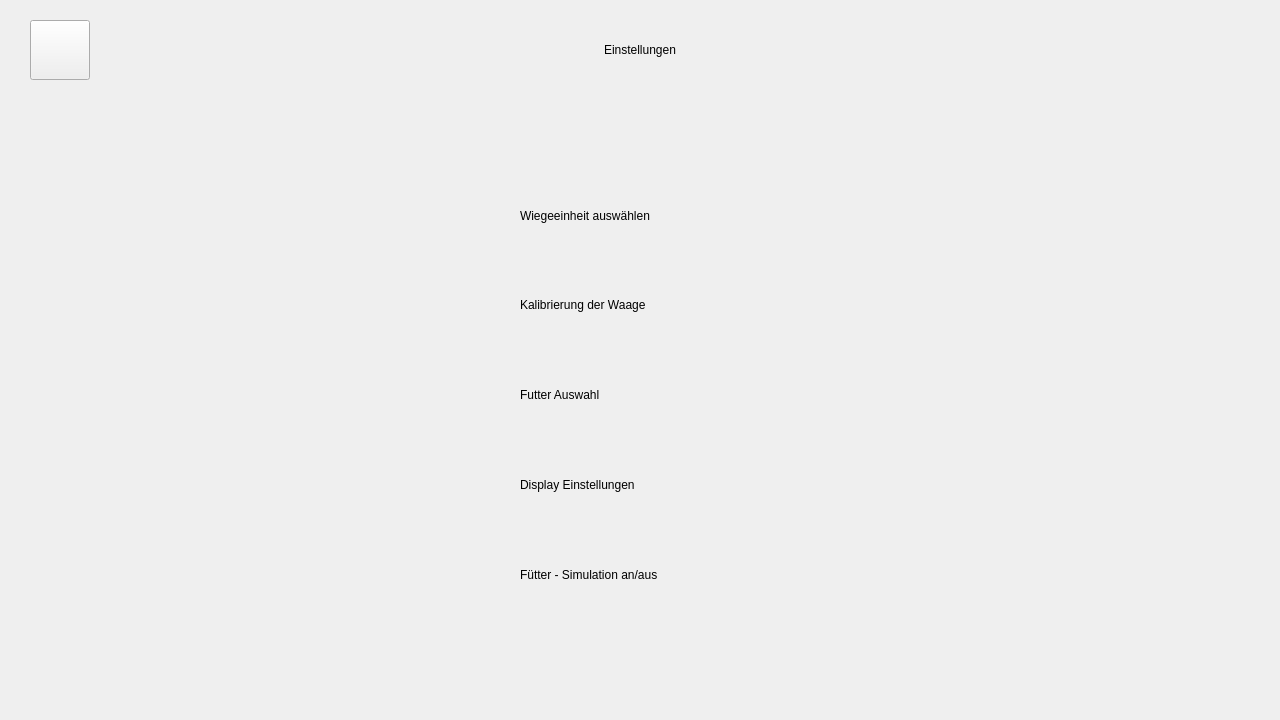
Above: views/einstellungen_seite.ui from DonKeWu/Futterkarre-1.2 before the change. Below: the same form after it.
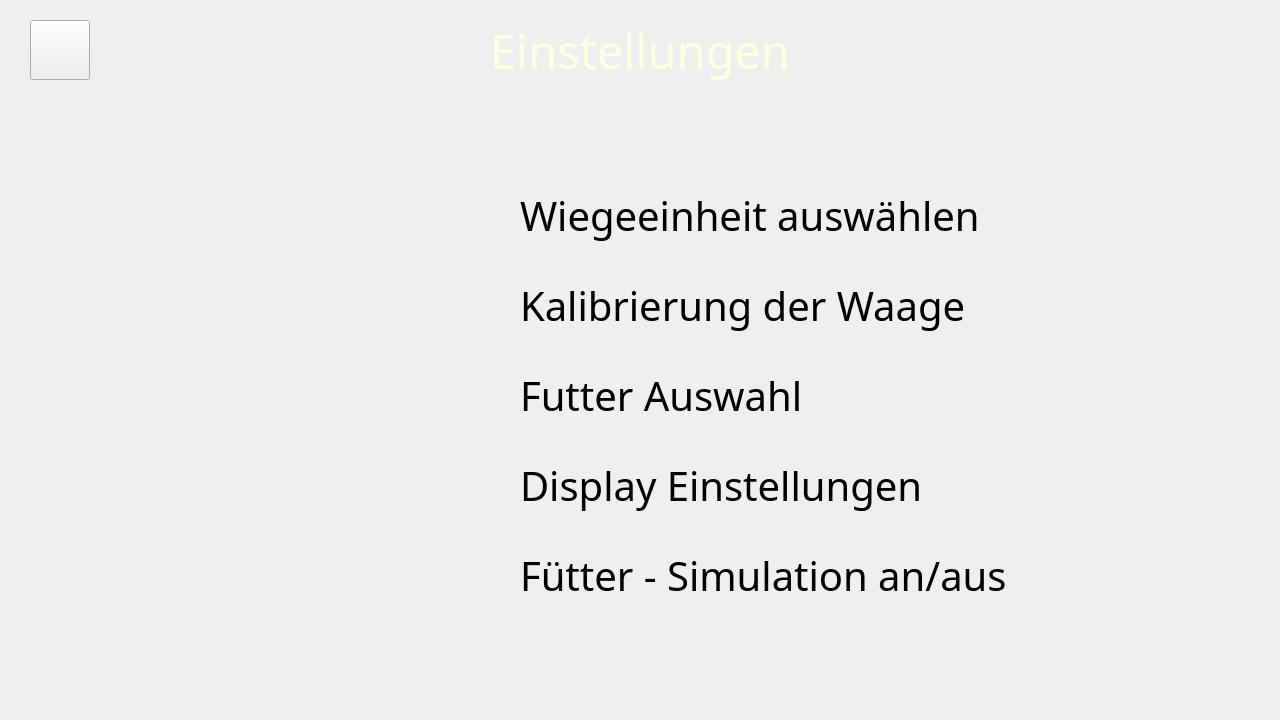
That is the form after the change. Icons and pictures are not drawn.

Commit message: 🔄 RESTORE: Original UI text formatting restored - Recovered all original font sizes and text properties from backup - Theme-Manager controls ONLY colors, NOT text formatting - Original UI design preserved with proper font sizes - Only removed color overrides, kept all text formatting intact

The edit to the form file:
```diff
--- a/views/einstellungen_seite.ui
+++ b/views/einstellungen_seite.ui
@@ -28,6 +28,11 @@
     <height>720</height>
    </size>
   </property>
+  <property name="font">
+   <font>
+    <family>System-ui</family>
+   </font>
+  </property>
   <property name="windowTitle">
    <string notr="true">Heu-Fütterung</string>
   </property>
@@ -64,6 +69,12 @@
      <height>70</height>
     </size>
    </property>
+   <property name="font">
+    <font>
+     <family>Droid Sans Fallback</family>
+     <pointsize>30</pointsize>
+    </font>
+   </property>
    <property name="styleSheet">
     <string notr="true">QLabel {
     background-color: transparent;
@@ -100,6 +111,12 @@
      <height>70</height>
     </size>
    </property>
+   <property name="font">
+    <font>
+     <family>Droid Sans Fallback</family>
+     <pointsize>30</pointsize>
+    </font>
+   </property>
    <property name="styleSheet">
     <string notr="true">QLabel {
     background-color: transparent;
@@ -136,12 +153,20 @@
      <height>100</height>
     </size>
    </property>
+   <property name="font">
+    <font>
+     <family>Droid Sans Fallback</family>
+     <pointsize>35</pointsize>
+     <weight>50</weight>
+     <bold>false</bold>
+    </font>
+   </property>
    <property name="statusTip">
     <string/>
    </property>
    <property name="styleSheet">
     <string notr="true">
-
+color: #fdffe0;
 </string>
    </property>
    <property name="text">
@@ -324,6 +349,12 @@
      <height>70</height>
     </size>
    </property>
+   <property name="font">
+    <font>
+     <family>Droid Sans Fallback</family>
+     <pointsize>30</pointsize>
+    </font>
+   </property>
    <property name="styleSheet">
     <string notr="true">QLabel {
     background-color: transparent;
@@ -360,6 +391,12 @@
      <height>70</height>
     </size>
    </property>
+   <property name="font">
+    <font>
+     <family>Droid Sans Fallback</family>
+     <pointsize>30</pointsize>
+    </font>
+   </property>
    <property name="styleSheet">
     <string notr="true">QLabel {
     background-color: transparent;
@@ -431,6 +468,12 @@
      <height>70</height>
     </size>
    </property>
+   <property name="font">
+    <font>
+     <family>Droid Sans Fallback</family>
+     <pointsize>30</pointsize>
+    </font>
+   </property>
    <property name="styleSheet">
     <string notr="true">QLabel {
     background-color: transparent;
```
Left out of the diff: 18 changed lines with no effect on the pictures. The commit also changes 8 other files.
